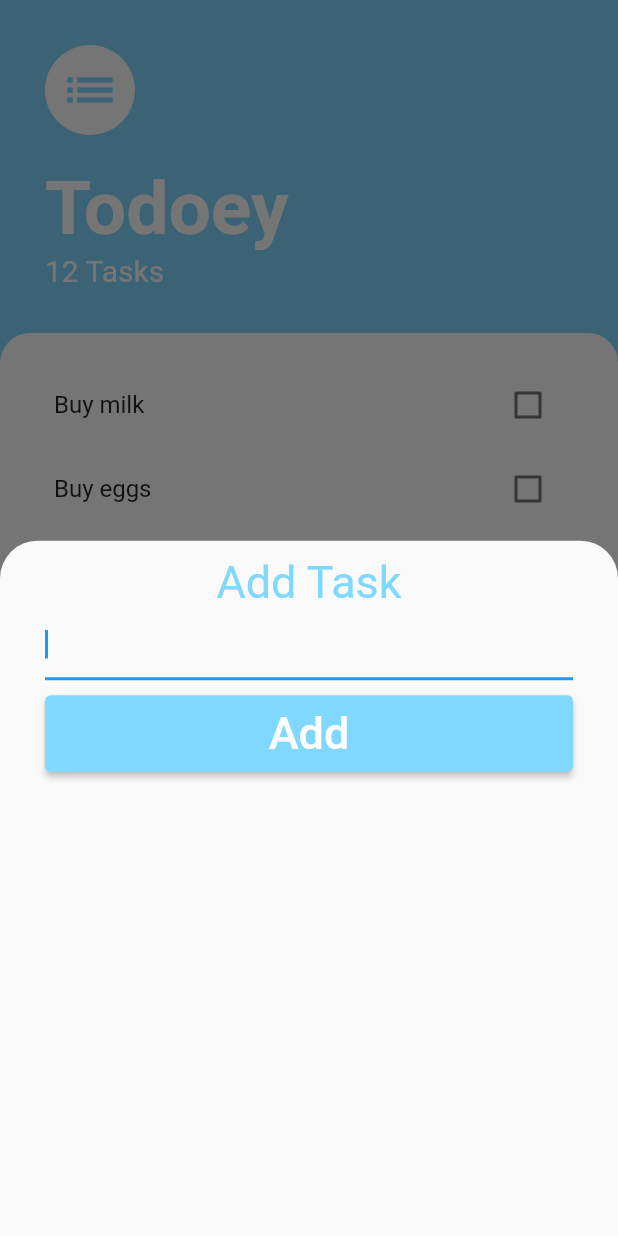
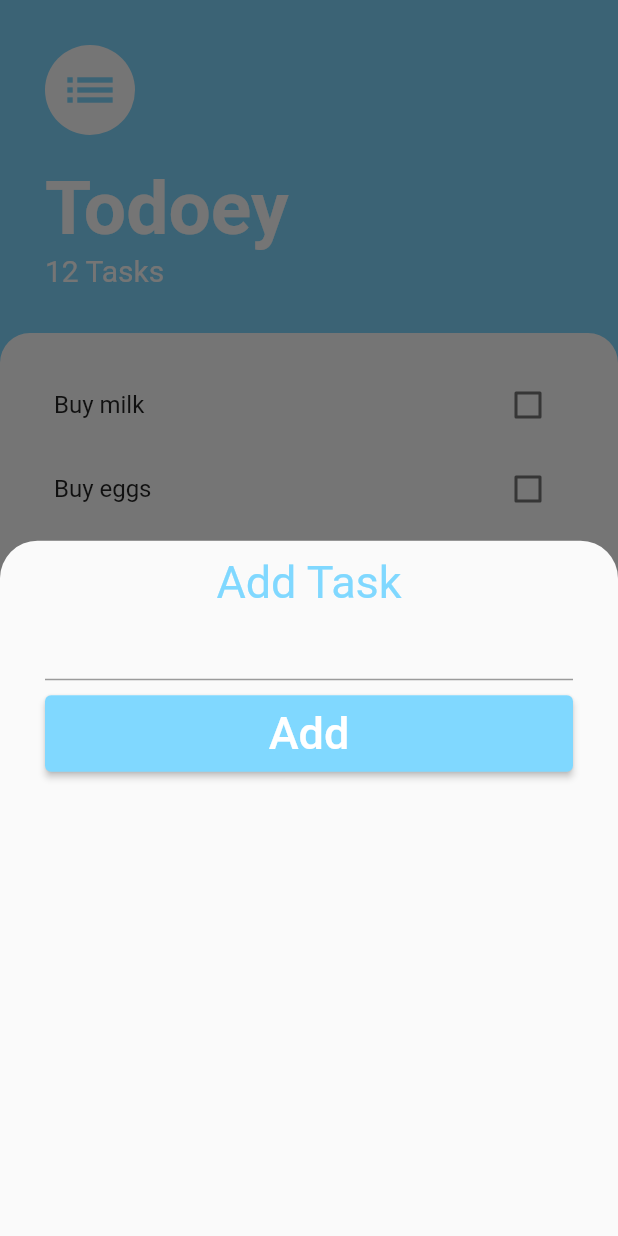
Before and after one commit to ganesh7262/flutter, a Flutter app: the screen it shows after launch, after a tap on the "add" icon, on a phone screen of 412 x 824 dp. Run offline on Flutter 3.47's test engine with Material 2 defaults, Android fonts, the phone set to English and light mode, and no system bars; our stand-ins replace animated_text_kit, audioplayers, cloud_firestore, firebase_auth, firebase_core, flutter_spinkit and 3 more; accounts and stored records are empty.

Commit message:
moved tasks state up
moved tasks list up so we can access it from both tasks_add_screen and tasklist

```diff
--- a/Flutter-dev/todoey/lib/Widgets/task_list.dart
+++ b/Flutter-dev/todoey/lib/Widgets/task_list.dart
@@ -1,43 +1,31 @@
 import 'package:flutter/material.dart';
 import 'task_tile.dart';
-
-class Task {
-  bool isDone = false;
-  String taskName;
-  Task({required this.taskName, this.isDone = false});
-  void toggleDone() {
-    isDone = !isDone;
-  }
-}
+import 'package:todoey/components/task.dart';
 
 class TaskList extends StatefulWidget {
-  const TaskList({super.key});
+  List<Task> Tasks = [];
+  TaskList(this.Tasks);
 
   @override
   State<TaskList> createState() => TaskListState();
 }
 
 class TaskListState extends State<TaskList> {
-  List<Task> Tasks = [
-    Task(taskName: "Buy milk"),
-    Task(taskName: "Buy eggs"),
-    Task(taskName: "Buy bread"),
-  ];
   @override
   Widget build(BuildContext context) {
     return ListView.builder(
       itemBuilder: (context, index) {
         return TaskTile(
-          isChecked: Tasks[index].isDone,
-          taskName: Tasks[index].taskName,
+          isChecked: widget.Tasks[index].isDone,
+          taskName: widget.Tasks[index].taskName,
           checkBoxCallBack: (checkBoxState) {
             setState(() {
-              Tasks[index].toggleDone();
+              widget.Tasks[index].toggleDone();
             });
           },
         );
       },
-      itemCount: Tasks.length,
+      itemCount: widget.Tasks.length,
     );
   }
 }
--- /dev/null
+++ b/Flutter-dev/todoey/lib/components/task.dart
@@ -0,0 +1,8 @@
+class Task {
+  bool isDone = false;
+  String taskName;
+  Task({required this.taskName, this.isDone = false});
+  void toggleDone() {
+    isDone = !isDone;
+  }
+}
--- a/Flutter-dev/todoey/lib/screens/add_task_screen.dart
+++ b/Flutter-dev/todoey/lib/screens/add_task_screen.dart
@@ -20,7 +20,7 @@ class AddTaskScreen extends StatelessWidget {
             ),
           ),
           const TextField(
-            autofocus: true,
+            autofocus: false,
           ),
           const SizedBox(
             height: 10,
--- a/Flutter-dev/todoey/lib/screens/task_screen.dart
+++ b/Flutter-dev/todoey/lib/screens/task_screen.dart
@@ -2,11 +2,17 @@ import 'package:flutter/material.dart';
 import 'package:todoey/constants.dart';
 import 'package:todoey/Widgets/task_list.dart';
 import 'add_task_screen.dart';
+import 'package:todoey/components/task.dart';
 
 class TaskScreen extends StatelessWidget {
   TaskScreen({super.key});
 
   bool isChecked = false;
+  List<Task> Tasks = [
+    Task(taskName: "Buy milk"),
+    Task(taskName: "Buy eggs"),
+    Task(taskName: "Buy bread"),
+  ];
 
   @override
   Widget build(BuildContext context) {
@@ -69,9 +75,9 @@ class TaskScreen extends StatelessWidget {
                     topRight: Radius.circular(20),
                   ),
                 ),
-                child: const Padding(
+                child: Padding(
                   padding: EdgeInsets.symmetric(vertical: 20.0),
-                  child: TaskList(),
+                  child: TaskList(Tasks),
                 ),
               ),
             )
```
